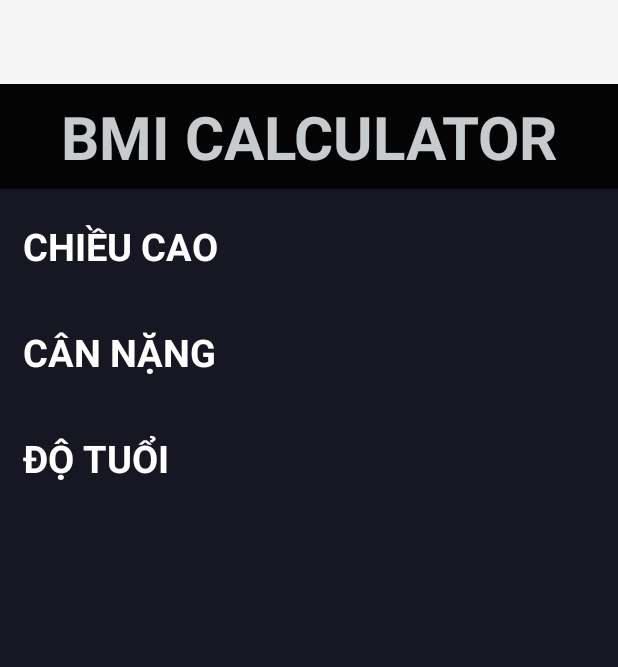
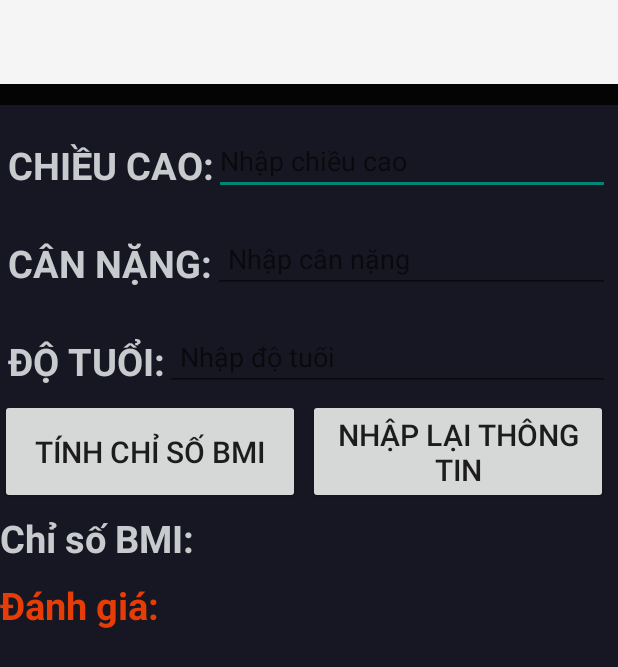
Before and after one commit to HuynhminhHuy1299/60162313-AndroidProgramming, an Android app: the screen it shows after launch (MainActivity), on a phone screen of 412 x 824 dp. Shown: the top 667 px of the screen. Run offline under Robolectric (Android 15) with nearby library versions, the phone set to English and light mode, and no system bars.

Commit message:
Cau2_AppBMI
xong giao diện

```diff
--- a/Cau2_AppBMI/app/src/main/java/ntu_60162313/cau2_appbmi/MainActivity.java
+++ b/Cau2_AppBMI/app/src/main/java/ntu_60162313/cau2_appbmi/MainActivity.java
@@ -15,10 +15,6 @@ public class MainActivity extends AppCompatActivity {
         super.onCreate(savedInstanceState);
         EdgeToEdge.enable(this);
         setContentView(R.layout.activity_main);
-        ViewCompat.setOnApplyWindowInsetsListener(findViewById(R.id.main), (v, insets) -> {
-            Insets systemBars = insets.getInsets(WindowInsetsCompat.Type.systemBars());
-            v.setPadding(systemBars.left, systemBars.top, systemBars.right, systemBars.bottom);
-            return insets;
-        });
+
     }
 }
--- a/Cau2_AppBMI/app/src/main/res/layout/activity_main.xml
+++ b/Cau2_AppBMI/app/src/main/res/layout/activity_main.xml
@@ -9,72 +9,154 @@
     tools:context=".MainActivity"
     android:background="#171723">
 
-
     <LinearLayout
         android:layout_width="match_parent"
         android:layout_height="wrap_content">
         <TextView
-            android:layout_width="fill_parent"
+            android:layout_width="match_parent"
             android:layout_height="70dp"
             android:background="#040404"
+            android:text="BMI CALCULATOR"
+            android:textStyle="bold"
+            android:textSize="40dp"
             android:gravity="center"
-            android:text="BMI CALCULATOR"
-            android:textColor="#C8CBCD"
-            android:textSize="40dp"
-            android:textStyle="bold"/>
+            android:textColor="#C8CBCD">
+
+        </TextView>
     </LinearLayout>
 
     <LinearLayout
         android:layout_width="match_parent"
-        android:layout_height="wrap_content"
         android:padding="5dp"
         android:orientation="horizontal"
-        android:layout_marginTop="5dp">
-
+        android:layout_marginTop="15dp"
+        android:layout_height="50dp">
         <TextView
-            android:id="@+id/textchieucao"
+            android:layout_width="wrap_content"
+            android:layout_height="wrap_content"
+            android:text="CHIỀU CAO:"
+            android:textStyle="bold"
+            android:textSize="25dp"
+            android:textColor="#C8CBCD"/>
+        <EditText
+            android:id="@+id/edtheight"
             android:layout_width="match_parent"
             android:layout_height="wrap_content"
-            android:padding="10dp"
-            android:text="CHIỀU CAO"
-            android:textColor="@color/white"
-            android:textSize="25dp"
-            android:textStyle="bold" />
+            android:hint="Nhập chiều cao"
+            />
     </LinearLayout>
+
     <LinearLayout
         android:layout_width="match_parent"
-        android:layout_height="wrap_content"
         android:padding="5dp"
         android:orientation="horizontal"
-        android:layout_marginTop="5dp">
-
+        android:layout_marginTop="15dp"
+        android:layout_height="50dp">
         <TextView
-            android:id="@+id/textcannang"
+            android:layout_width="wrap_content"
+            android:layout_height="wrap_content"
+            android:text="CÂN NẶNG:"
+            android:textSize="25dp"
+            android:textStyle="bold"
+            android:textColor="#C8CBCD"/>
+        <EditText
+            android:id="@+id/edtweight"
+            android:paddingLeft="10dp"
             android:layout_width="match_parent"
             android:layout_height="wrap_content"
-            android:padding="10dp"
-            android:text="CÂN NẶNG"
-            android:textColor="@color/white"
-            android:textSize="25dp"
-            android:textStyle="bold" />
+            android:hint="Nhập cân nặng"
+            />
     </LinearLayout>
+
     <LinearLayout
         android:layout_width="match_parent"
-        android:layout_height="wrap_content"
         android:padding="5dp"
         android:orientation="horizontal"
-        android:layout_marginTop="5dp">
-
+        android:layout_marginTop="15dp"
+        android:layout_height="50dp">
         <TextView
-            android:id="@+id/texttuoi"
+            android:layout_width="wrap_content"
+            android:layout_height="wrap_content"
+            android:text="ĐỘ TUỔI:"
+            android:textSize="25dp"
+            android:textStyle="bold"
+            android:textColor="#C8CBCD"/>
+        <EditText
+            android:id="@+id/edtage"
+            android:paddingLeft="10dp"
             android:layout_width="match_parent"
             android:layout_height="wrap_content"
-            android:padding="10dp"
-            android:text="ĐỘ TUỔI"
-            android:textColor="@color/white"
+            android:hint="Nhập độ tuổi"
+            />
+    </LinearLayout>
+
+    <LinearLayout
+        android:layout_width="wrap_content"
+        android:layout_height="wrap_content"
+        android:orientation="horizontal">
+
+        <Button
+            android:id="@+id/btntinh"
+            android:layout_width="200dp"
+            android:layout_height="70dp"
+            android:gravity="center"
+            android:text="Tính chỉ số BMI"
+            android:textSize="20dp">
+
+        </Button>
+        <Button
+            android:layout_width="200dp"
+            android:layout_height="fill_parent"
+            android:id="@+id/btnreset"
+            android:text="Nhập lại thông tin"
+            android:textSize="20dp"
+            android:gravity="center"
+            android:layout_marginLeft="5dp">
+
+        </Button>
+
+    </LinearLayout>
+
+    <TableRow
+        android:layout_width="fill_parent"
+        android:layout_height="wrap_content"
+        android:layout_marginTop="5dp">
+        <TextView
+            android:layout_width="wrap_content"
+            android:layout_height="wrap_content"
+            android:text="Chỉ số BMI:"
             android:textSize="25dp"
-            android:textStyle="bold" />
-    </LinearLayout>
+            android:textColor="#C8CBCD"
+            android:textStyle="bold">
+        </TextView>
+        <TextView
+            android:id="@+id/txtChiSo"
+            android:layout_width="fill_parent"
+            android:layout_height="wrap_content"
+            android:textSize="25dp"
+            android:textStyle="bold">
+        </TextView>
+    </TableRow>
+    <TableRow
+        android:layout_width="fill_parent"
+        android:layout_height="wrap_content"
+        android:layout_marginTop="10dp">
+        <TextView
+            android:layout_width="wrap_content"
+            android:layout_height="wrap_content"
+            android:text="Đánh giá:"
+            android:textSize="25dp"
+            android:textStyle="bold"
+            android:textColor="#E63C06">
+        </TextView>
+        <TextView
+            android:layout_width="fill_parent"
+            android:layout_height="wrap_content"
+            android:id="@+id/txtDanhGia"
+            android:textStyle="bold"
+            android:textSize="25dp">
+        </TextView>
+    </TableRow>
 
 
 </LinearLayout>
```
